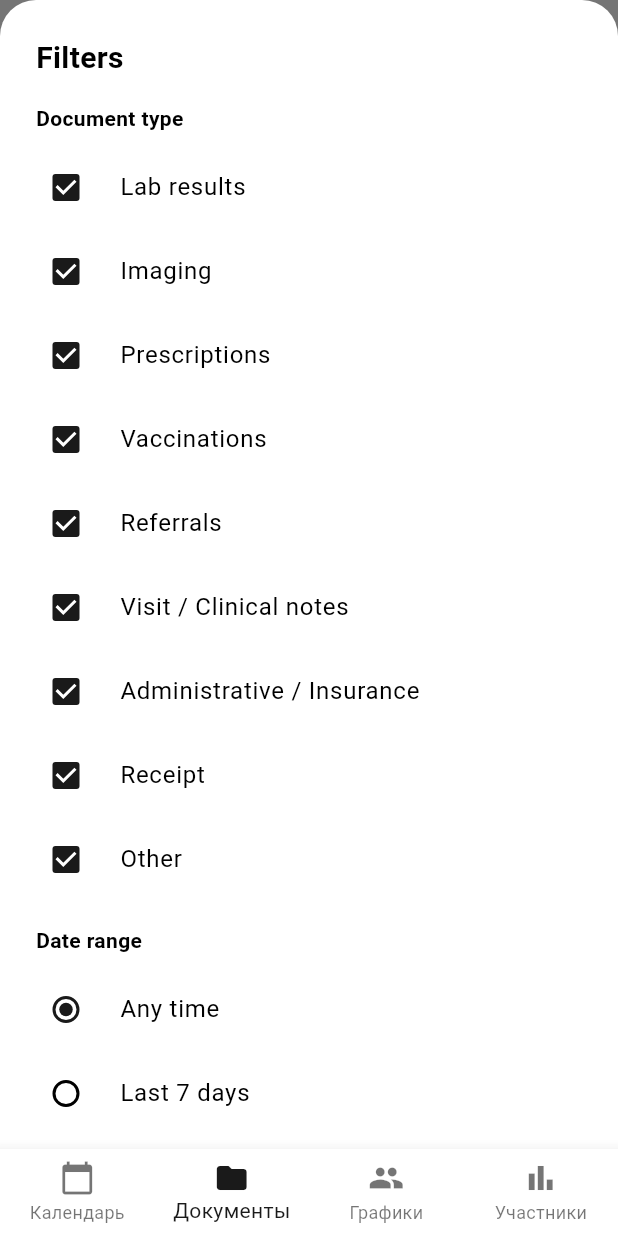
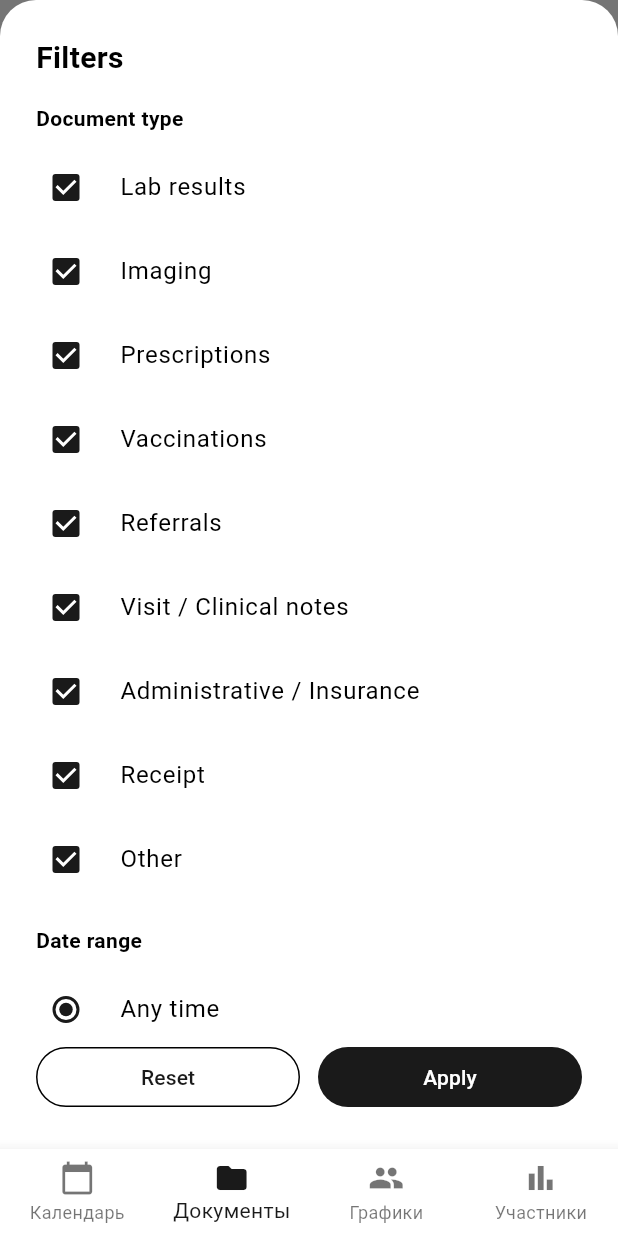
Before and after one commit to worksiv9880/medigraf, a Flutter app: the FilesPage screen opened by its route, after a tap on "Filters", on a phone screen of 412 x 824 dp. Run offline on Flutter 3.47's test engine with Material 3 defaults, Android fonts, the phone set to English and light mode, and no system bars; our stand-ins replace drift, file_picker, fl_chart, flutter_riverpod, flutter_slidable, go_router and 3 more; missing offline and left inert: cunning_document_scanner, pdfx; accounts and stored records are empty; generated files the repository leaves out were written again.

Commit message:
Keep filters actions fixed in sheet

```diff
--- a/lib/presentation/pages/files/files_page.dart
+++ b/lib/presentation/pages/files/files_page.dart
@@ -343,8 +343,16 @@ class _FilesPageState extends ConsumerState<FilesPage>
             padding: EdgeInsets.only(
               bottom: MediaQuery.of(context).viewInsets.bottom,
             ),
+            child: SafeArea(
+              top: false,
+              child: LayoutBuilder(
+                builder: (context, constraints) => SizedBox(
+                  height: constraints.maxHeight,
+                  child: Column(
+                    children: [
+                      Expanded(
                         child: SingleChildScrollView(
-              padding: const EdgeInsets.fromLTRB(24, 24, 24, 32),
+                          padding: const EdgeInsets.fromLTRB(24, 24, 24, 16),
                           child: Column(
                             crossAxisAlignment: CrossAxisAlignment.start,
                             children: [
@@ -459,8 +467,13 @@ class _FilesPageState extends ConsumerState<FilesPage>
                       contentPadding: EdgeInsets.zero,
                     ),
                   ),
-                  const SizedBox(height: 24),
-                  Row(
+                            ],
+                          ),
+                        ),
+                      ),
+                      Padding(
+                        padding: const EdgeInsets.fromLTRB(24, 8, 24, 24),
+                        child: Row(
                           children: [
                             Expanded(
                               child: OutlinedButton(
@@ -489,7 +502,10 @@ class _FilesPageState extends ConsumerState<FilesPage>
                             ),
                           ],
                         ),
+                      ),
                     ],
+                  ),
+                ),
               ),
             ),
           );
```
Lines whose indentation alone changed are shown as unchanged.
